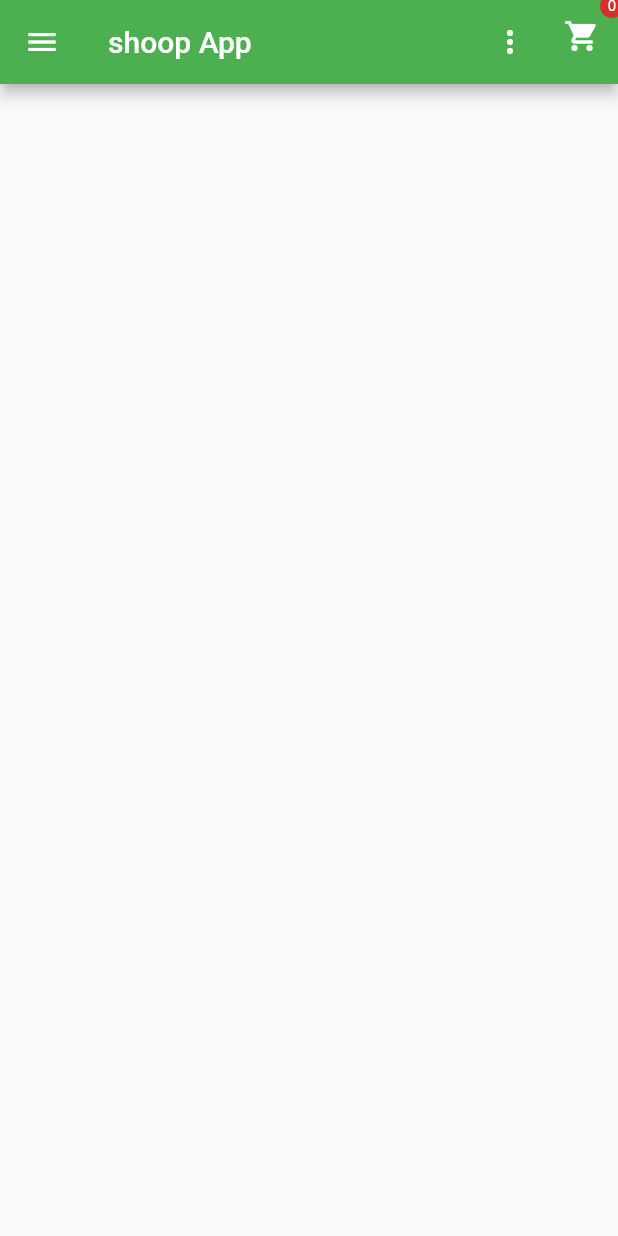
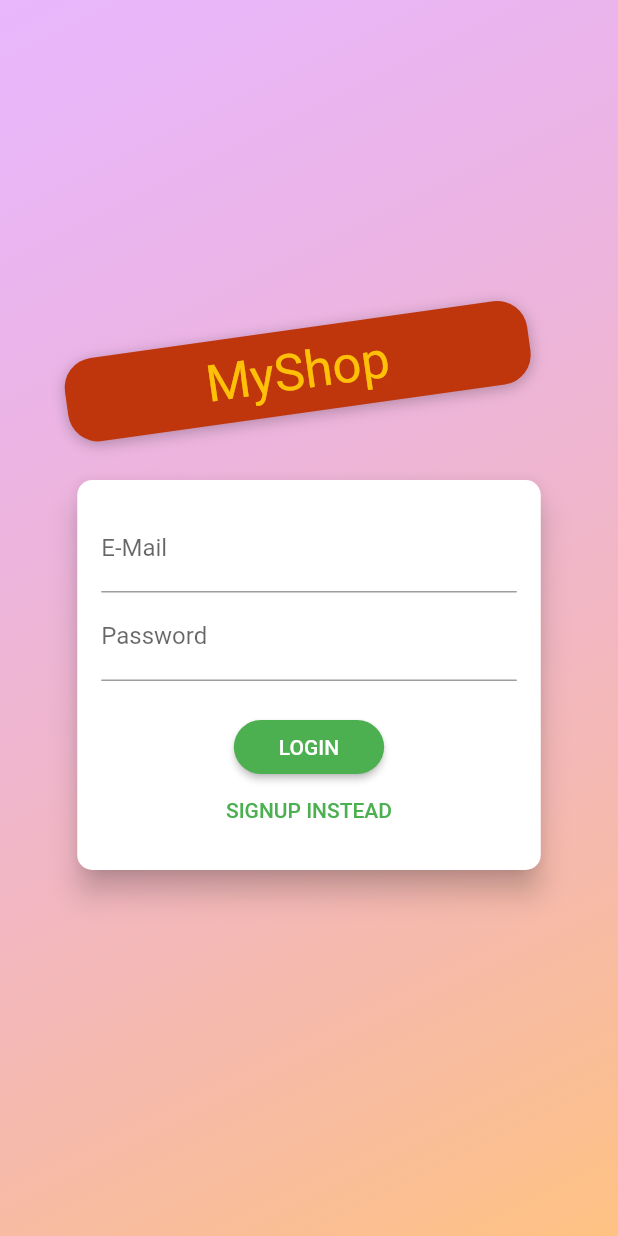
Before and after one commit to Shazad222/shop_App, a Flutter app: the screen it shows after launch, on a phone screen of 412 x 824 dp. Run offline on Flutter 3.47's test engine with Material 2 defaults, Android fonts, the light colour scheme and no system bars; Roboto replaces fonts that are missing (Anton).

Commit message:
email sign up screen

```diff
--- a/lib/main.dart
+++ b/lib/main.dart
@@ -1,7 +1,8 @@
+import 'package:f5/providers/auth.dart';
 import 'package:f5/providers/cart.dart';
 import 'package:f5/providers/order.dart';
 import 'package:f5/screens/Order_screen.dart';
-import 'package:f5/screens/Products_overview_screen.dart';
+import 'package:f5/screens/auth-screen.dart';
 import 'package:f5/screens/edit_product_screen.dart';
 import 'package:f5/screens/user_Product_screen.dart';
 import 'package:flutter/material.dart';
@@ -23,6 +24,7 @@ class MyApp extends StatelessWidget {
   Widget build(BuildContext context) {
     return MultiProvider(
       providers: [
+          ChangeNotifierProvider(create: (ctx) => Auth()),
         ChangeNotifierProvider(create: (ctx) => Products()),
         // add more ChangeNotifierProviders here if needed
         ChangeNotifierProvider(create: (ctx) => Cart()),
@@ -36,7 +38,7 @@ class MyApp extends StatelessWidget {
           // fontFamily: 'Lato',
           primarySwatch: Colors.green,
         ),
-        home: ProductsOverviewScreen(),
+        home: AuthScreen(),
         routes: {
           ProductScreenDetailScreen.routName: (ctx) =>
               ProductScreenDetailScreen(),
--- /dev/null
+++ b/lib/providers/auth.dart
@@ -0,0 +1,40 @@
+import 'dart:convert';
+
+import 'package:flutter/material.dart';
+import 'package:http/http.dart' as http;
+
+class Auth with ChangeNotifier {
+  late String _token;
+  late DateTime _expiryDate;
+  late String _userId;
+  Future<void> _authenticate(String email, String password,String urlSegment) async{
+
+  }
+
+  Future<void> signup(String email, String password) async {
+    const url =
+        'https://identitytoolkit.googleapis.com/v1/accounts:signUp?key=AIzaSyDzhIKlvBciAlV4X83GQyHGLpQP_t2IQQs';
+    final response = await http.post(Uri.parse(url),
+        body: json.encode({
+          "email": email,
+          "password": password,
+          "returnSecureToken": true,
+        }));
+// https://identitytoolkit.googleapis.com/v1/accounts:signInWithPassword?key=[API_KEY]
+
+    print(json.decode(response.body));
+  }
+  // Future<void> login(String email,String password)async {
+  // const url =
+  //       'https://identitytoolkit.googleapis.com/v1/accounts:signInWithPassword?key=AIzaSyDzhIKlvBciAlV4X83GQyHGLpQP_t2IQQs';
+
+  //   final response = await http.post(Uri.parse(url),
+  //       body: json.encode({
+  //         "email": email,
+  //         "password": password,
+  //         "returnSecureToken": true,
+  //       }));
+  // }
+}
+
+        // //         'https://identitytoolkit.googleapis.com/v1/accounts:signUp?key=AIzaSyDzhIKlvBciAlV4X83GQyHGLpQP_t2IQQs';
--- a/lib/screens/Order_screen.dart
+++ b/lib/screens/Order_screen.dart
@@ -13,40 +13,49 @@ class OrderScreen extends StatefulWidget {
 }
 
 class _OrderScreenState extends State<OrderScreen> {
-  var _isLoading = false;
+  late Future _orderFuture;
+  Future _obtainOrderFuture() async {
+    return Provider.of<Orders>(context, listen: false).fetchAndSetOrders();
+  }
 
   @override
   void initState() {
-    Future.delayed(Duration.zero).then((_) async {
-      setState(() {
-        _isLoading = true;
-      });
-      await Provider.of<Orders>(context, listen: false).fetchAndSetOrders();
-      setState(() {
-        _isLoading = false;
-      });
-    });
-
+    _orderFuture = _obtainOrderFuture();
     super.initState();
   }
 
   @override
   Widget build(BuildContext context) {
-    final orderData = Provider.of<Orders>(context);
+    // final orderData = Provider.of<Orders>(context);
     return Scaffold(
       appBar: AppBar(
         title: Text("Your Order"),
       ),
       drawer: AppDrawer(),
-      body: _isLoading
-          ? Center(
+      body: FutureBuilder(
+        builder: (context, snapshot) {
+          if (snapshot.connectionState == ConnectionState.waiting) {
+            return Center(
               child: CircularProgressIndicator(),
-            )
-          : ListView.builder(
-              itemBuilder: (context, index) =>
-                  OrderItem(order: orderData.orders[index]),
-              itemCount: orderData.orders.length,
-            ),
+            );
+          } else {
+            if (snapshot.error != null) {
+              return const Center(
+                child: Text("hellow"),
+              );
+            } else {
+              return Consumer<Orders>(
+                builder: (context, orderData, child) => ListView.builder(
+                  itemBuilder: (context, index) =>
+                      OrderItem(order: orderData.orders[index]),
+                  itemCount: orderData.orders.length,
+                ),
+              );
+            }
+          }
+        },
+        future: _orderFuture,
+      ),
     );
   }
 }
--- /dev/null
+++ b/lib/screens/auth-screen.dart
@@ -0,0 +1,241 @@
+import 'dart:math';
+
+import 'package:flutter/material.dart';
+import 'package:provider/provider.dart';
+
+import '../providers/auth.dart';
+
+enum AuthMode { Signup, Login }
+
+class AuthScreen extends StatelessWidget {
+  static const routeName = '/auth';
+
+  @override
+  Widget build(BuildContext context) {
+    final deviceSize = MediaQuery.of(context).size;
+    // final transformConfig = Matrix4.rotationZ(-8 * pi / 180);
+    // transformConfig.translate(-10.0);
+    return Scaffold(
+      // resizeToAvoidBottomInset: false,
+      body: Stack(
+        children: <Widget>[
+          Container(
+            decoration: BoxDecoration(
+              gradient: LinearGradient(
+                colors: [
+                  const Color.fromRGBO(215, 117, 255, 1).withOpacity(0.5),
+                  const Color.fromRGBO(255, 188, 117, 1).withOpacity(0.9),
+                ],
+                begin: Alignment.topLeft,
+                end: Alignment.bottomRight,
+                stops: [0, 1],
+              ),
+            ),
+          ),
+          SingleChildScrollView(
+            child: Container(
+              height: deviceSize.height,
+              width: deviceSize.width,
+              child: Column(
+                mainAxisAlignment: MainAxisAlignment.center,
+                crossAxisAlignment: CrossAxisAlignment.center,
+                children: <Widget>[
+                  Flexible(
+                    child: Container(
+                      margin: const EdgeInsets.only(bottom: 20.0),
+                      padding: const EdgeInsets.symmetric(
+                          vertical: 8.0, horizontal: 94.0),
+                      transform: Matrix4.rotationZ(-8 * pi / 180)
+                        ..translate(-10.0),
+                      // ..translate(-10.0),
+                      decoration: BoxDecoration(
+                        borderRadius: BorderRadius.circular(20),
+                        color: Colors.deepOrange.shade900,
+                        boxShadow: [
+                          BoxShadow(
+                            blurRadius: 8,
+                            color: Colors.black26,
+                            offset: Offset(0, 2),
+                          )
+                        ],
+                      ),
+                      child: const Text(
+                        'MyShop',
+                        style: TextStyle(
+                          color: Colors.amber,
+                          fontSize: 34,
+                          fontFamily: 'Anton',
+                          fontWeight: FontWeight.normal,
+                        ),
+                      ),
+                    ),
+                  ),
+                  Flexible(
+                    flex: deviceSize.width > 600 ? 2 : 1,
+                    child: const AuthCard(),
+                  ),
+                ],
+              ),
+            ),
+          ),
+        ],
+      ),
+    );
+  }
+}
+
+class AuthCard extends StatefulWidget {
+  const AuthCard({
+    Key? key,
+  }) : super(key: key);
+
+  @override
+  _AuthCardState createState() => _AuthCardState();
+}
+
+class _AuthCardState extends State<AuthCard> {
+  final GlobalKey<FormState> _formKey = GlobalKey();
+  AuthMode _authMode = AuthMode.Login;
+  final Map<String, String> _authData = {
+    'email': '',
+    'password': '',
+  };
+  var _isLoading = false;
+  final _passwordController = TextEditingController();
+
+  Future<void> _submit() async {
+    if (!_formKey.currentState!.validate()) {
+      // Invalid!
+      return;
+    }
+    _formKey.currentState!.save();
+    setState(() {
+      _isLoading = true;
+    });
+    if (_authMode == AuthMode.Login) {
+      // Log user in
+    } else {
+      await Provider.of<Auth>(context, listen: false).signup(
+        _authData['email']!,
+        _authData['password']!,
+      );
+    }
+    setState(() {
+      _isLoading = false;
+    });
+  }
+
+  void _switchAuthMode() {
+    if (_authMode == AuthMode.Login) {
+      setState(() {
+        _authMode = AuthMode.Signup;
+      });
+    } else {
+      setState(() {
+        _authMode = AuthMode.Login;
+      });
+    }
+  }
+
+  @override
+  Widget build(BuildContext context) {
+    final deviceSize = MediaQuery.of(context).size;
+    return Card(
+      shape: RoundedRectangleBorder(
+        borderRadius: BorderRadius.circular(10.0),
+      ),
+      elevation: 8.0,
+      child: Container(
+        height: _authMode == AuthMode.Signup ? 320 : 260,
+        constraints:
+            BoxConstraints(minHeight: _authMode == AuthMode.Signup ? 320 : 260),
+        width: deviceSize.width * 0.75,
+        padding: const EdgeInsets.all(16.0),
+        child: Form(
+          key: _formKey,
+          child: SingleChildScrollView(
+            child: Column(
+              children: <Widget>[
+                TextFormField(
+                  decoration: const InputDecoration(labelText: 'E-Mail'),
+                  keyboardType: TextInputType.emailAddress,
+                  validator: (value) {
+                    if (value!.isEmpty || !value.contains('@')) {
+                      return 'Invalid email!';
+                    }
+                    return null;
+                    return null;
+                  },
+                  onSaved: (value) {
+                    _authData['email'] = value!;
+                  },
+                ),
+                TextFormField(
+                  decoration: const InputDecoration(labelText: 'Password'),
+                  obscureText: true,
+                  controller: _passwordController,
+                  validator: (value) {
+                    if (value!.isEmpty || value.length < 5) {
+                      return 'Password is too short!';
+                    }
+                  },
+                  onSaved: (value) {
+                    _authData['password'] = value!;
+                  },
+                ),
+                if (_authMode == AuthMode.Signup)
+                  TextFormField(
+                    enabled: _authMode == AuthMode.Signup,
+                    decoration:
+                        const InputDecoration(labelText: 'Confirm Password'),
+                    obscureText: true,
+                    validator: _authMode == AuthMode.Signup
+                        ? (value) {
+                            if (value != _passwordController.text) {
+                              return 'Passwords do not match!';
+                            }
+                          }
+                        : null,
+                  ),
+                const SizedBox(
+                  height: 20,
+                ),
+                if (_isLoading)
+                  const CircularProgressIndicator()
+                else
+                  ElevatedButton(
+                    child:
+                        Text(_authMode == AuthMode.Login ? 'LOGIN' : 'SIGN UP'),
+                    onPressed: _submit,
+                    style: ElevatedButton.styleFrom(
+                      shape: RoundedRectangleBorder(
+                        borderRadius: BorderRadius.circular(30),
+                      ),
+                      padding: const EdgeInsets.symmetric(
+                          horizontal: 30.0, vertical: 8.0),
+                      primary: Theme.of(context).primaryColor,
+                    ),
+                  ),
+                TextButton(
+                  child: Text(
+                    '${_authMode == AuthMode.Login ? 'SIGNUP' : 'LOGIN'} INSTEAD',
+                    style: TextStyle(
+                      color: Theme.of(context).primaryColor,
+                    ),
+                  ),
+                  onPressed: _switchAuthMode,
+                  style: ButtonStyle(
+                    padding: MaterialStateProperty.all(
+                      const EdgeInsets.symmetric(horizontal: 30.0, vertical: 4),
+                    ),
+                    tapTargetSize: MaterialTapTargetSize.shrinkWrap,
+                  ),
+                ),
+              ],
+            ),
+          ),
+        ),
+      ),
+    );
+  }
+}
```
